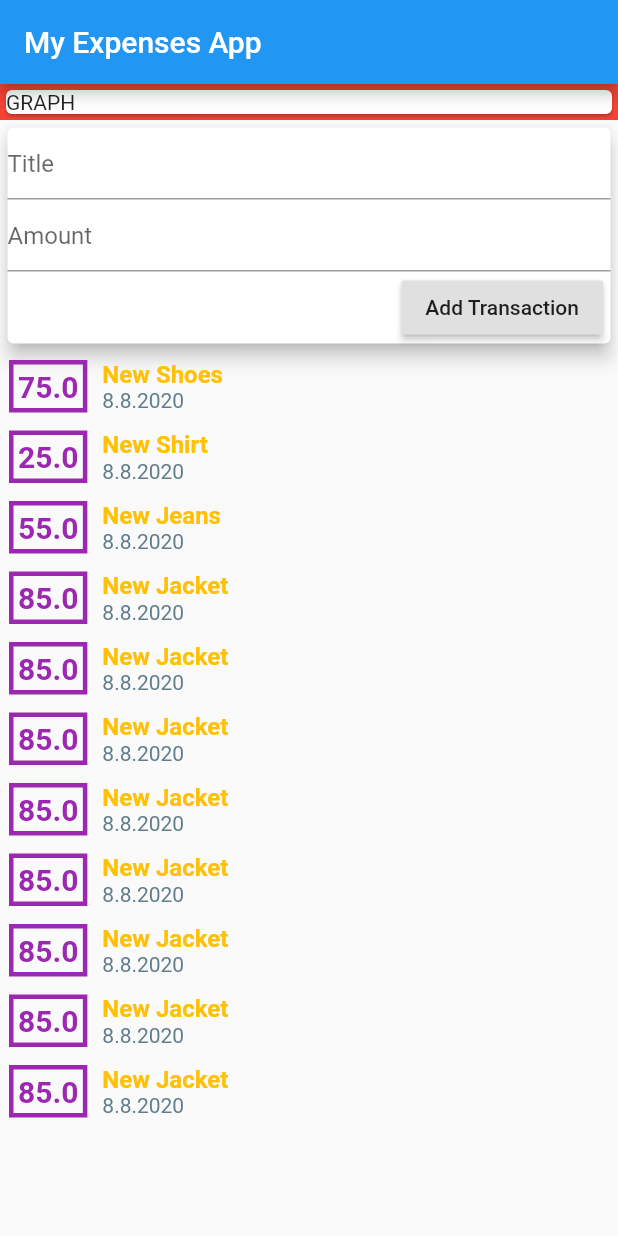
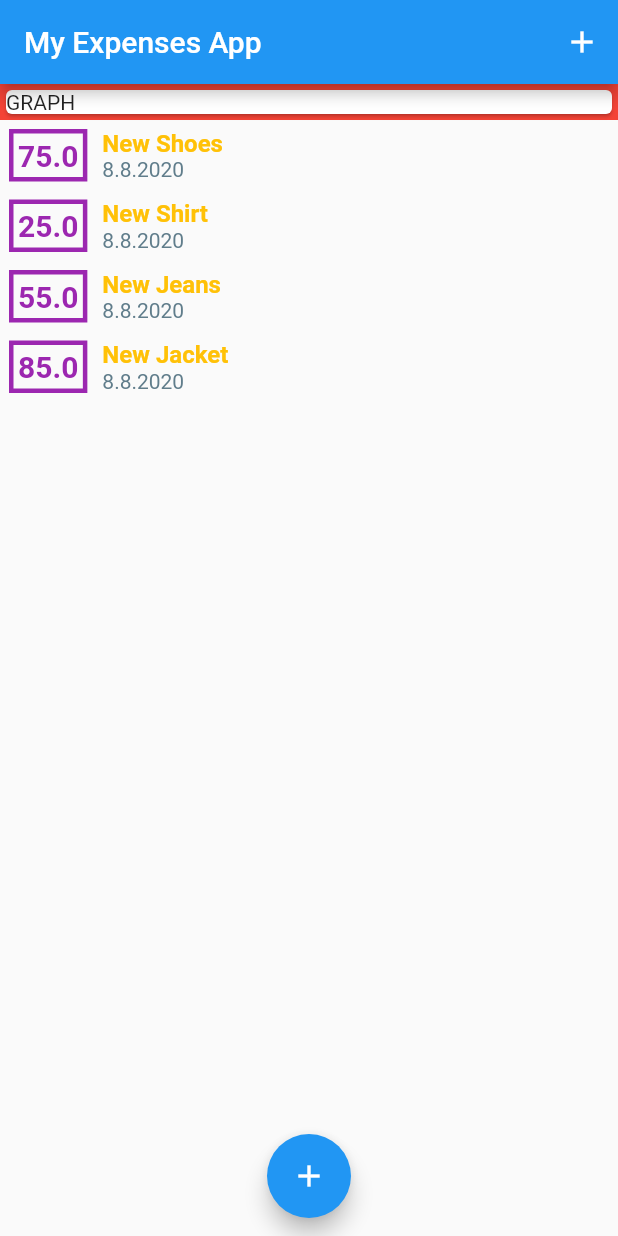
Before and after one commit to leticek/expenses_app, a Flutter app: the screen it shows after launch, on a phone screen of 412 x 824 dp. Run offline on Flutter 3.47's test engine with Material 2 defaults, Android fonts, the phone set to English and light mode, and no system bars.

Commit message:
refactored with modal list, bugs all around, fml

```diff
--- a/lib/main.dart
+++ b/lib/main.dart
@@ -1,7 +1,8 @@
 import 'package:flutter/material.dart';
 
 import './models/transaction.dart';
-import './widgets/transaction_management.dart';
+import './widgets/new_transaction.dart';
+import './widgets/transaction_list.dart';
 
 void main() {
   runApp(MyApp());
@@ -12,27 +13,92 @@ class MyApp extends StatelessWidget {
   Widget build(BuildContext context) {
     return MaterialApp(
       title: 'Flutter Demo',
-      theme: ThemeData(
-        primarySwatch: Colors.blue,
-        visualDensity: VisualDensity.adaptivePlatformDensity,
-      ),
       home: MyExpensesHome(),
     );
   }
 }
 
-class MyExpensesHome extends StatelessWidget {
-  final List<Transaction> transactionList = [];
+class MyExpensesHome extends StatefulWidget {
+  @override
+  _MyExpensesHomeState createState() => _MyExpensesHomeState();
+}
+
+class _MyExpensesHomeState extends State<MyExpensesHome> {
+  final List<Transaction> _transactionList = [
+    Transaction(
+      id: 't1',
+      title: 'New Shoes',
+      price: 75,
+      date: DateTime.now(),
+    ),
+    Transaction(
+      id: 't2',
+      title: 'New Shirt',
+      price: 25,
+      date: DateTime.now(),
+    ),
+    Transaction(
+      id: 't3',
+      title: 'New Jeans',
+      price: 55,
+      date: DateTime.now(),
+    ),
+    Transaction(
+      id: 't4',
+      title: 'New Jacket',
+      price: 85,
+      date: DateTime.now(),
+    ),
+  ];
+
+  void _addTransaction({String tTitle, double tAmount}) {
+    final t = Transaction(
+      id: DateTime.now().toString(),
+      title: tTitle,
+      price: tAmount,
+      date: DateTime.now(),
+    );
+
+    setState(() {
+      _transactionList.add(t);
+    });
+  }
+
+  void startNewTransaction(BuildContext ctx) {
+    showModalBottomSheet(
+      context: ctx,
+      builder: (_) {
+        return GestureDetector(
+          onTap: () {},
+          child: NewTransaction(
+            buttonHandler: this._addTransaction,
+          ),
+          behavior: HitTestBehavior.opaque,
+        );
+      },
+    );
+  }
 
   @override
   Widget build(BuildContext context) {
     return Scaffold(
       appBar: AppBar(
         title: Text('My Expenses App'),
+        actions: <Widget>[
+          IconButton(
+            icon: Icon(Icons.add),
+            onPressed: () => startNewTransaction(context),
+          )
+        ],
       ),
+      floatingActionButton: FloatingActionButton(
+        child: Icon(Icons.add),
+        onPressed: () => startNewTransaction(context),
+      ),
+      floatingActionButtonLocation:
+          FloatingActionButtonLocation.miniCenterFloat,
       body: SingleChildScrollView(
         child: Column(
-          mainAxisAlignment: MainAxisAlignment.start,
           crossAxisAlignment: CrossAxisAlignment.stretch,
           children: <Widget>[
             Container(
@@ -41,7 +107,9 @@ class MyExpensesHome extends StatelessWidget {
               ),
               color: Colors.red,
             ),
-            TransactionManagement(),
+            TransactionList(
+              transactionList: this._transactionList,
+            ),
           ],
         ),
       ),
--- a/lib/widgets/transaction_list.dart
+++ b/lib/widgets/transaction_list.dart
@@ -12,9 +12,10 @@ class TransactionList extends StatelessWidget {
   @override
   Widget build(BuildContext context) {
     return Container(
-        height: 515,
+        height: 445,
         child: ListView.builder(
           itemBuilder: (ctx, index) {
+            print('build list');
             return TransactionWidget(
               transaction: transactionList.elementAt(index),
             );
--- a/lib/widgets/transaction_management.dart
+++ /dev/null
@@ -1,120 +0,0 @@
-import 'package:flutter/material.dart';
-
-import '../widgets/new_transaction.dart';
-import '../widgets/transaction_list.dart';
-import '../models/transaction.dart';
-
-class TransactionManagement extends StatefulWidget {
-  @override
-  _TransactionManagementState createState() => _TransactionManagementState();
-}
-
-class _TransactionManagementState extends State<TransactionManagement> {
-  final List<Transaction> transactionList = [
-    Transaction(
-      id: 't1',
-      title: 'New Shoes',
-      price: 75,
-      date: DateTime.now(),
-    ),
-    Transaction(
-      id: 't2',
-      title: 'New Shirt',
-      price: 25,
-      date: DateTime.now(),
-    ),
-    Transaction(
-      id: 't3',
-      title: 'New Jeans',
-      price: 55,
-      date: DateTime.now(),
-    ),
-    Transaction(
-      id: 't4',
-      title: 'New Jacket',
-      price: 85,
-      date: DateTime.now(),
-    ),
-    Transaction(
-      id: 't4',
-      title: 'New Jacket',
-      price: 85,
-      date: DateTime.now(),
-    ),
-    Transaction(
-      id: 't4',
-      title: 'New Jacket',
-      price: 85,
-      date: DateTime.now(),
-    ),
-    Transaction(
-      id: 't4',
-      title: 'New Jacket',
-      price: 85,
-      date: DateTime.now(),
-    ),
-    Transaction(
-      id: 't4',
-      title: 'New Jacket',
-      price: 85,
-      date: DateTime.now(),
-    ),
-    Transaction(
-      id: 't4',
-      title: 'New Jacket',
-      price: 85,
-      date: DateTime.now(),
-    ),
-    Transaction(
-      id: 't4',
-      title: 'New Jacket',
-      price: 85,
-      date: DateTime.now(),
-    ),
-    Transaction(
-      id: 't4',
-      title: 'New Jacket',
-      price: 85,
-      date: DateTime.now(),
-    ),
-    Transaction(
-      id: 't4',
-      title: 'New Jacket',
-      price: 85,
-      date: DateTime.now(),
-    ),
-    Transaction(
-      id: 't4',
-      title: 'New Jacket',
-      price: 85,
-      date: DateTime.now(),
-    ),
-  ];
-
-  void _addTransaction({String tTitle, double tAmount}) {
-    final Transaction t = Transaction(
-      id: DateTime.now().toString(),
-      title: tTitle,
-      price: tAmount,
-      date: DateTime.now(),
-    );
-
-    setState(() {
-      transactionList.add(t);
-    });
-  }
-
-  @override
-  Widget build(BuildContext context) {
-    return Column(
-      children: [
-        NewTransaction(
-          buttonHandler: this._addTransaction,
-        ),
-        TransactionList(
-          transactionList: this.transactionList,
-        ),
-      ],
-    );
-  }
-}
```
Also changed, not shown: lib/widgets/new_transaction.dart (+28 -10 lines).
